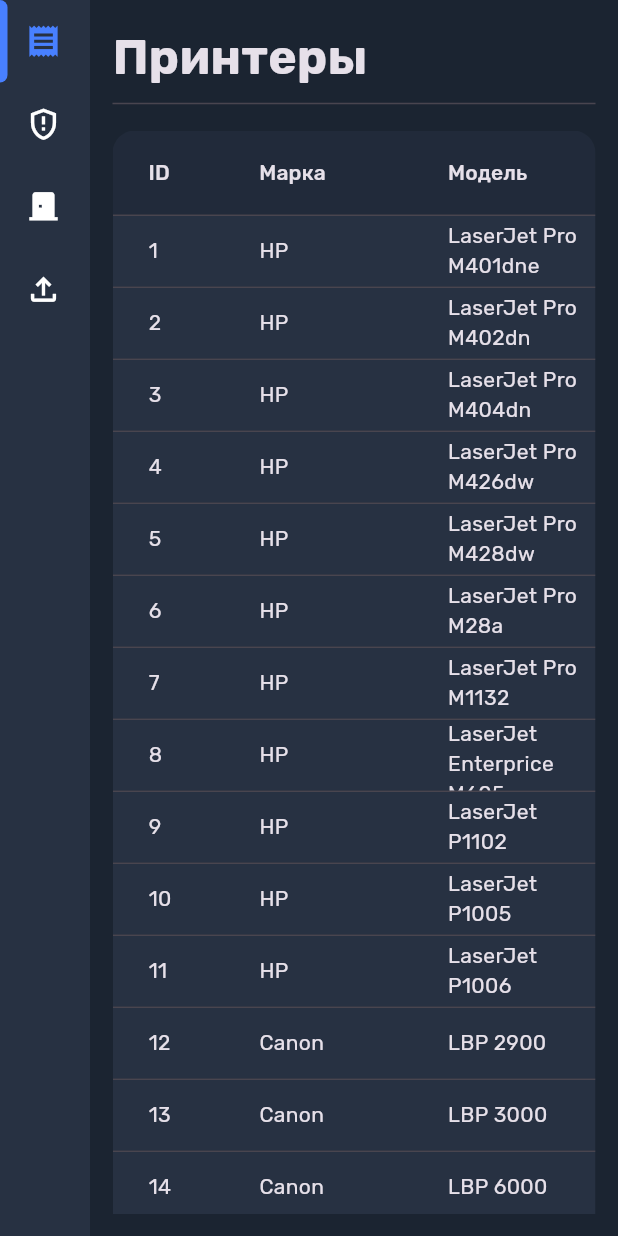
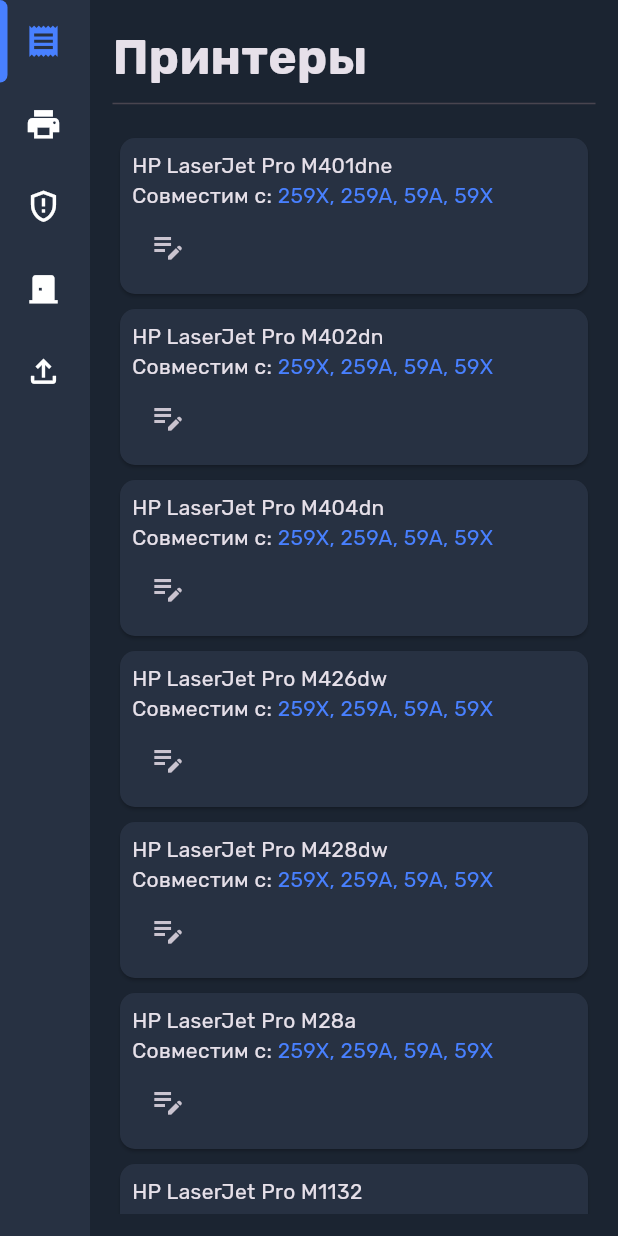
Before and after one commit to electronduke5/cartridge_keeper, a Flutter app: the PrintersPage screen opened by its route, on a phone screen of 412 x 824 dp. Run offline on Flutter 3.47's test engine with Material 3 defaults, Android fonts, the phone set to English and light mode, and no system bars; our stand-ins replace dartz, dropdown_search, file_picker, flutter_bloc, flutter_layout_grid, flutter_riverpod and 5 more; missing offline and left inert: window_manager; accounts and stored records are empty.

Commit message:
Лобавлено модульное окно для добавления совместимости картриджа с принтером

```diff
--- a/lib/common/menu_items.dart
+++ b/lib/common/menu_items.dart
@@ -12,8 +12,8 @@
   });
 
   static final List<MenuItem> menuItems = [
-    //MenuItem(title: 'Принтеры', icon: Icons.print, route: '/printers'),
     MenuItem(title: 'Картриджи', icon: Icons.receipt, route: '/cartridges'),
+    MenuItem(title: 'Принтеры', icon: Icons.print, route: '/printers'),
     MenuItem(title: 'Ремонты', icon: Icons.gpp_maybe_outlined, route: '/repairs'),
     MenuItem(title: 'Замены', icon: Icons.door_back_door, route: '/replacing-cartridges'),
     MenuItem(title: 'Экспорт БД', icon: Icons.file_upload_outlined, route: '/branches'),
--- a/lib/core/navigation_service.dart
+++ b/lib/core/navigation_service.dart
@@ -35,6 +35,9 @@
               BlocProvider<PrinterCubit>(
                 create: (_) => PrinterCubit()..loadAllPrinters(),
               ),
+              BlocProvider(
+                create: (_) => CartridgeCubit(),
+              ),
             ], child: const PrintersPage()));
       case '/cartridges':
         return _getPageRoute(
@@ -45,8 +48,10 @@
                   create: (_) => CartridgeCubit()
                     ..loadAllCartridges(
                         isRepaired: false,
-                        isReplaced: false,
-                        isDeleted: false)),
+                    isReplaced: false,
+                    isDeleted: false,
+                  ),
+              ),
             ],
             child: const CartridgesPage(),
           ),
--- a/lib/presentation/pages/printers_page.dart
+++ b/lib/presentation/pages/printers_page.dart
@@ -4,6 +4,7 @@
 import 'package:flutter_bloc/flutter_bloc.dart';
 
 import '../../data/models/printer.dart';
+import '../widgets/printer_widget.dart';
 
 class PrintersPage extends StatelessWidget {
   const PrintersPage({super.key});
@@ -37,40 +38,13 @@
                           const Divider(),
                           const SizedBox(height: 10),
                           Expanded(
-                            child: SizedBox.expand(
-                              child: SingleChildScrollView(
-                                child: DataTable(
-                                  clipBehavior: Clip.antiAlias,
-                                  border: TableBorder(
-                                      borderRadius: BorderRadius.circular(15)),
-                                  headingRowColor: WidgetStatePropertyAll(
-                                      Theme.of(context)
-                                          .cardTheme
-                                          .color
-                                          ?.withValues(alpha: 0.5)),
-                                  columns: const [
-                                    DataColumn(label: Text('ID')),
-                                    DataColumn(label: Text('Марка')),
-                                    DataColumn(label: Text('Модель')),
-                                  ],
-                                  rows: state.getPrintersState.item!
-                                      .map(
-                                        (printer) => DataRow(
-                                          color: WidgetStatePropertyAll(
-                                              Theme.of(context)
-                                                  .cardTheme
-                                                  .color),
-                                          cells: [
-                                            DataCell(
-                                                Text(printer.id.toString())),
-                                            DataCell(Text(printer.mark)),
-                                            DataCell(Text(printer.model)),
-                                          ],
-                                        ),
-                                      )
-                                      .toList(),
-                                ),
-                              ),
+                            child: ListView.builder(
+                              itemCount: state.getPrintersState.item!.length,
+                              itemBuilder: (context, index) {
+                                final List<Printer> listPrinters =
+                                    state.getPrintersState.item!;
+                                return PrinterWidget(printer: listPrinters[index]);
+                              },
                             ),
                           ),
                         ],
--- a/lib/presentation/widgets/printer_widget.dart
+++ b/lib/presentation/widgets/printer_widget.dart
@@ -1,4 +1,8 @@
+import 'package:cartridge_keeper/presentation/cubits/cartridge_cubit/cartridge_cubit.dart';
+import 'package:cartridge_keeper/presentation/widgets/dialogs/printer_compatibility_dialog.dart';
 import 'package:flutter/material.dart';
+import 'package:flutter_bloc/flutter_bloc.dart';
+import 'package:flutter_riverpod/flutter_riverpod.dart';
 
 import '../../data/models/printer.dart';
 
@@ -10,13 +14,43 @@
   @override
   Widget build(BuildContext context) {
     return Card(
-      child: Row(
-        mainAxisAlignment: MainAxisAlignment.spaceEvenly,
-        children: [
-          Text(printer.mark),
-          Text(printer.model),
-          Text('id: ${printer.id}'),
-        ],
+      child: Padding(
+        padding: const EdgeInsets.all(8.0),
+        child: Column(
+          crossAxisAlignment: CrossAxisAlignment.start,
+          children: [
+            Row(
+              children: [
+                Text('${printer.mark} ${printer.model}'),
+              ],
+            ),
+            const Row(
+              children: [
+                Text('Совместим с: '),
+                Text(
+                  '259X, 259A, 59A, 59X',
+                  style: TextStyle(
+                    color: Color(0xFF4880FF),
+                  ),
+                ),
+              ],
+            ),
+            Consumer(builder: (context, ref, _) {
+              return IconButton(
+                tooltip: 'Добавить картридж для данного принтера',
+                onPressed: () {
+                  CompatibilityDialog.show(
+                    context: context,
+                    cartridgeCubit: context.read<CartridgeCubit>()
+                      ..loadAllCartridges(),
+                    printer: printer,
+                  );
+                },
+                icon: const Icon(Icons.edit_note),
+              );
+            }),
+          ],
+        ),
       ),
     );
   }
```
Also changed, not shown: lib/presentation/states/compatibility_cartridges_provider.dart (added, +38 -0 lines), lib/presentation/widgets/cartidge_compatibiility_selectable_widget.dart (added, +83 -0 lines), lib/presentation/widgets/dialogs/printer_compatibility_dialog.dart (added, +139 -0 lines).
